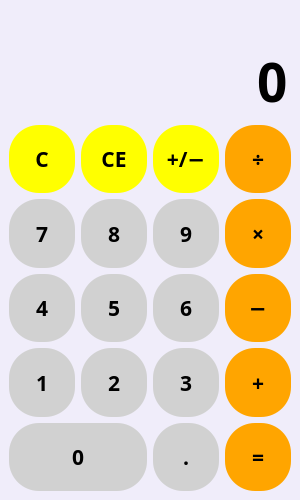
This is design.ui in KirylDumanski/Calculator as Qt 5 draws it before an edit. The edited form follows.
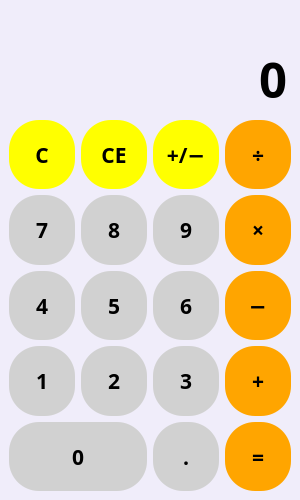
This is the edited form. Icons and pictures are not drawn.

Commit message: Changed the font size and the maximum length of the entry line

Diff of the .ui file:
```diff
--- a/design.ui
+++ b/design.ui
@@ -109,13 +109,13 @@
       <property name="font">
        <font>
         <family>Rubik</family>
-        <pointsize>40</pointsize>
+        <pointsize>37</pointsize>
         <weight>62</weight>
         <bold>true</bold>
        </font>
       </property>
       <property name="styleSheet">
-       <string notr="true">font-size: 40pt;
+       <string notr="true">font-size: 37pt;
 border: none</string>
       </property>
       <property name="text">
```
